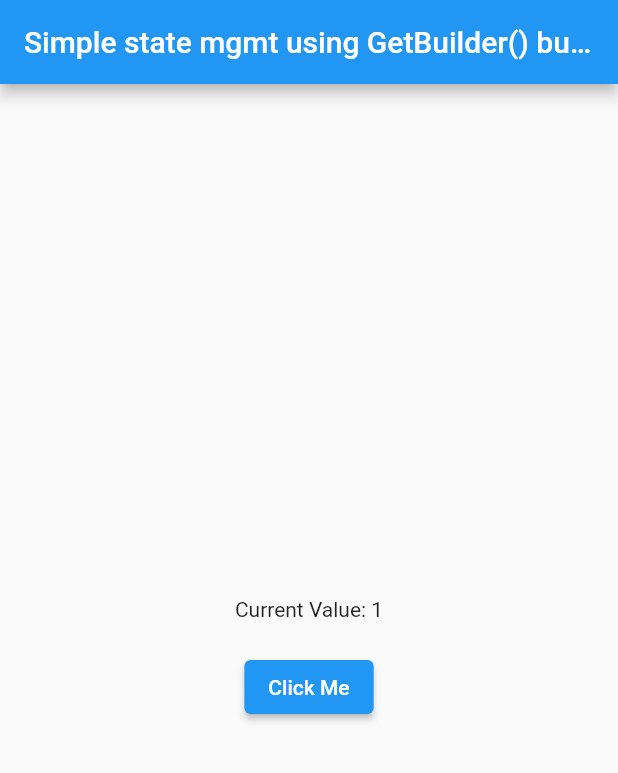
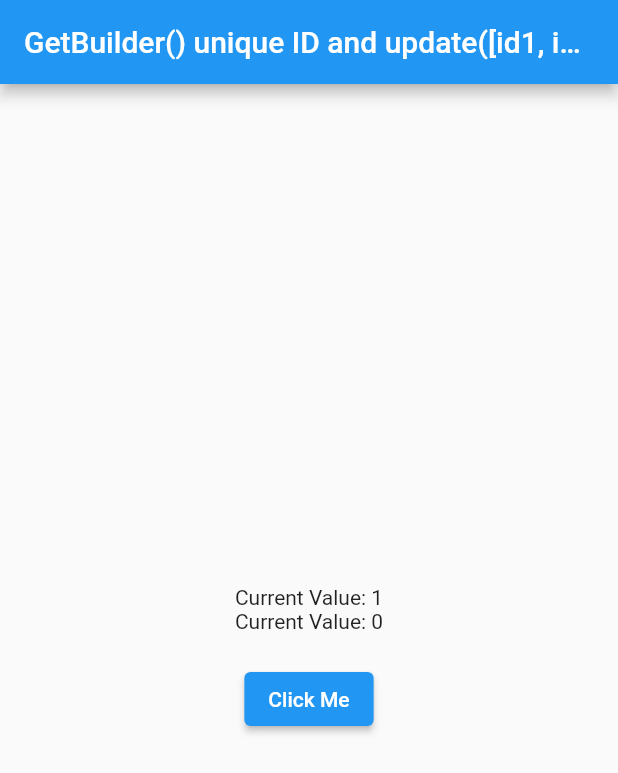
Before and after one commit to abhishek-toppersnotes/learning-getx, a Flutter app: the screen it shows after launch, after a tap on "Click Me", on a phone screen of 412 x 824 dp. Shown: the top 773 px of the screen. Run offline on Flutter 3.47's test engine with Material 2 defaults, Android fonts, the phone set to English and light mode, and no system bars; our stand-ins replace get.

Commit message:
GetBuilder() unique ID & update([id1, id2,..]) use

```diff
--- a/lib/increment_controller.dart
+++ b/lib/increment_controller.dart
@@ -9,6 +9,8 @@ class IncrementController extends GetxController {
 
   void increment() {
     counterValue++;
-    update();
+
+    // If we want to update the GetBuilder() with only the specific IDs
+    update(["MY_UNIQUE_ID"]);
   }
 }
--- a/lib/main.dart
+++ b/lib/main.dart
@@ -12,13 +12,13 @@ class MyApp extends StatelessWidget {
   MyApp({Key? key}) : super(key: key);
 
   static const String title =
-      "Simple state mgmt using GetBuilder() builder function";
+      "GetBuilder() unique ID and update([id1, id2,..]) usage";
 
   // ? We can't use 'static' here
   // ? Need to ask why that is so?
   // ? I have used static controller in lecture9 as well, and there it works as expected
-  // final IncrementController incrementController = Get.put(
-  //     IncrementController()); // ! NOT just IncrementController(), must use Get.put()
+  final IncrementController incrementController = Get.put(
+      IncrementController()); // ! NOT just IncrementController(), must use Get.put()
 
   @override
   Widget build(BuildContext context) {
@@ -34,20 +34,16 @@ class MyApp extends StatelessWidget {
             mainAxisSize: MainAxisSize.min,
             children: [
               GetBuilder<IncrementController>(
-                // If we don't define [init] of GetX, we must have a controller initialized to use the value
-                // Otherwise, it will throw error
-                //
-                // If we have initialized the controller else where, we can
-                init: IncrementController(),
-
+                id: "MY_UNIQUE_ID",
                 builder: (controller) {
-                  // If we are using [init]
-                  return Text("Current Value: ${controller.counterValue}");
-
-                  // If we are having an instance defined somewhere else, [currentValue] received
-                  // is not even required
-                  // return Text(
-                  //     "Current Value: ${incrementController.counterValue}");
+                  return Text(
+                      "Current Value: ${incrementController.counterValue}");
+                },
+              ),
+              GetBuilder<IncrementController>(
+                builder: (controller) {
+                  return Text(
+                      "Current Value: ${incrementController.counterValue}");
                 },
               ),
               SizedBox(
@@ -55,14 +51,7 @@ class MyApp extends StatelessWidget {
               ),
               ElevatedButton(
                 onPressed: () {
-                  // If we have used the [init] parameter of the GetX builder to initialize the controller,
-                  // then we must first find the instance of that controller
-                  //
-                  // Use this only if we don't have the instance available here
-                  Get.find<IncrementController>().increment();
-
-                  // If we have access to the [IncrementController] direcly (like if we have initialized it)
-                  // incrementController.increment();
+                  incrementController.increment();
                 },
                 child: Text("Click Me"),
               ),
```
